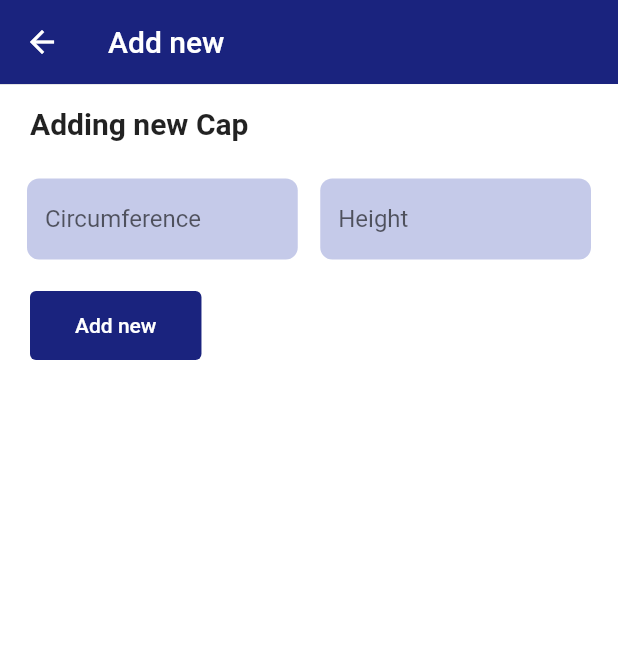
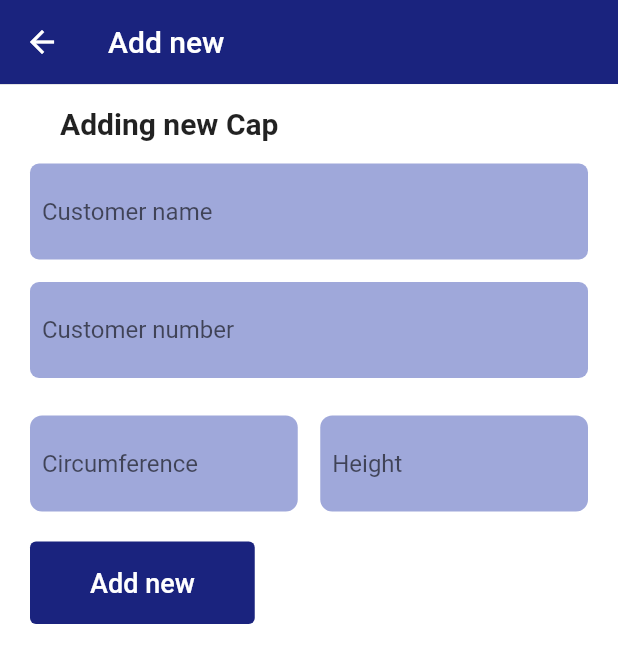
Before and after one commit to Pinponsuhu/Tailoring-app, a Flutter app: the AddNew screen opened by its route, on a phone screen of 412 x 824 dp. Shown: the top 663 px of the screen. Run offline on Flutter 3.47's test engine with Material 2 defaults, Android fonts, the phone set to English and light mode, and no system bars; our stand-ins replace flutter_native_splash, font_awesome_flutter, google_nav_bar; Roboto replaces fonts that are missing (Poopins).

```diff
--- a/lib/screens/add_new/add_new.dart
+++ b/lib/screens/add_new/add_new.dart
@@ -18,6 +18,8 @@ class _AddNewState extends State<AddNew> {
           title: Text("Add new"),
         ),
         body: SingleChildScrollView(
+          child: Container(
+            padding: EdgeInsets.symmetric(horizontal: 20),
             child: Form(
               child: Column(
                 crossAxisAlignment: CrossAxisAlignment.start,
@@ -26,22 +28,57 @@ class _AddNewState extends State<AddNew> {
                     padding: EdgeInsets.symmetric(horizontal: 20, vertical: 15),
                     child: Text(
                       "Adding new Cap",
-                    style: TextStyle(fontSize: 20, fontWeight: FontWeight.bold),
+                      style:
+                          TextStyle(fontSize: 20, fontWeight: FontWeight.bold),
                     ),
                   ),
-                Padding(
-                  padding: const EdgeInsets.symmetric(horizontal: 18.0),
-                  child: Row(
+                  Container(
+                    decoration: BoxDecoration(
+                      color: Colors.indigo.shade200,
+                      borderRadius: BorderRadius.circular(6),
+                    ),
+                    padding: EdgeInsets.all(8),
+                    child: TextFormField(
+                      keyboardType: TextInputType.text,
+                      decoration: InputDecoration(
+                        hintText: "Customer name",
+                        enabledBorder: InputBorder.none,
+                        focusedBorder: InputBorder.none,
+                      ),
+                    ),
+                  ),
+                  SizedBox(
+                    height: 15,
+                  ),
+                  Container(
+                    decoration: BoxDecoration(
+                      color: Colors.indigo.shade200,
+                      borderRadius: BorderRadius.circular(6),
+                    ),
+                    padding: EdgeInsets.all(8),
+                    child: TextFormField(
+                      keyboardType: TextInputType.phone,
+                      decoration: InputDecoration(
+                        hintText: "Customer number",
+                        enabledBorder: InputBorder.none,
+                        focusedBorder: InputBorder.none,
+                      ),
+                    ),
+                  ),
+                  SizedBox(
+                    height: 15,
+                  ),
+                  Row(
                     children: [
                       Expanded(
                         flex: 1,
                         child: Container(
                           width: double.infinity,
                           decoration: BoxDecoration(
-                              color: Colors.indigo.shade100,
+                              color: Colors.indigo.shade200,
                               borderRadius: BorderRadius.circular(8)),
                           padding:
-                              EdgeInsets.symmetric(horizontal: 12, vertical: 3),
+                              EdgeInsets.symmetric(horizontal: 8, vertical: 8),
                           margin: EdgeInsets.symmetric(vertical: 10),
                           child: TextFormField(
                             onChanged: null,
@@ -61,10 +98,10 @@ class _AddNewState extends State<AddNew> {
                         child: Container(
                           width: double.infinity,
                           decoration: BoxDecoration(
-                              color: Colors.indigo.shade100,
+                              color: Colors.indigo.shade200,
                               borderRadius: BorderRadius.circular(8)),
                           padding:
-                              EdgeInsets.symmetric(horizontal: 12, vertical: 3),
+                              EdgeInsets.symmetric(horizontal: 8, vertical: 8),
                           margin: EdgeInsets.symmetric(vertical: 10),
                           child: TextFormField(
                             onChanged: null,
@@ -78,27 +115,28 @@ class _AddNewState extends State<AddNew> {
                       ),
                     ],
                   ),
-                ),
                   SizedBox(height: 10),
                   Container(
-                  margin: EdgeInsets.only(left: 20),
                     child: ElevatedButton(
                       onPressed: null,
                       style: ButtonStyle(
                         padding: MaterialStateProperty.all(
-                          EdgeInsets.symmetric(horizontal: 30, vertical: 15)),
+                            EdgeInsets.symmetric(horizontal: 40, vertical: 17)),
                         backgroundColor:
                             MaterialStateProperty.all(Colors.indigo[900]),
                       ),
                       child: Text("Add new",
                           style: TextStyle(
                             color: Colors.white,
+                            fontSize: 18,
+                            fontFamily: "Poopins",
                           )),
                     ),
                   )
                 ],
               ),
             ),
+          ),
         ));
   }
 }
--- a/pubspec.yaml
+++ b/pubspec.yaml
@@ -37,10 +37,7 @@ dependencies:
   flutter_native_splash: ^2.2.7
   google_nav_bar: ^5.0.6
   font_awesome_flutter: ^10.1.0
-  hive: ^2.2.3
-  hive_flutter: ^1.1.0
   path_provider: ^2.0.11
-  hive_generator: ^1.1.3
 
 dev_dependencies:
   flutter_test:
```
Also changed, not shown: pubspec.lock. Lines whose indentation alone changed are shown as unchanged.
